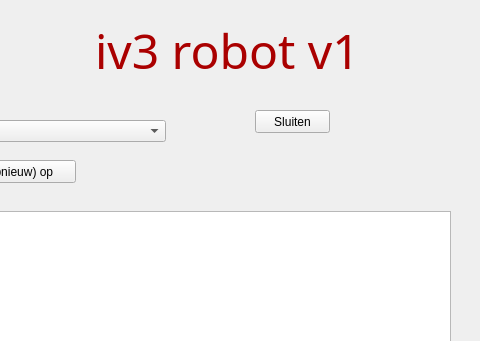
First picture: the form in main/UI/Robot_main.ui, repository tgrivel/iv3robot, before the edit; both pictures show x 195 to 675 and y 0 to 341 of the 919 by 778 pixel window.
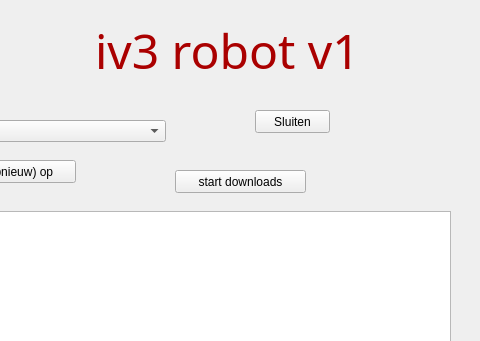
Second picture: the form after the edit.

Commit message: eenvoudig scritp voor download opgenomen

Patch:
```diff
--- a/main/UI/Robot_main.ui
+++ b/main/UI/Robot_main.ui
@@ -129,6 +129,19 @@
      </rect>
     </property>
    </widget>
+   <widget class="QPushButton" name="btn_download">
+    <property name="geometry">
+     <rect>
+      <x>370</x>
+      <y>170</y>
+      <width>131</width>
+      <height>23</height>
+     </rect>
+    </property>
+    <property name="text">
+     <string>start downloads</string>
+    </property>
+   </widget>
   </widget>
   <widget class="QMenuBar" name="menubar">
    <property name="geometry">
```
The commit also changes 2 other files.
